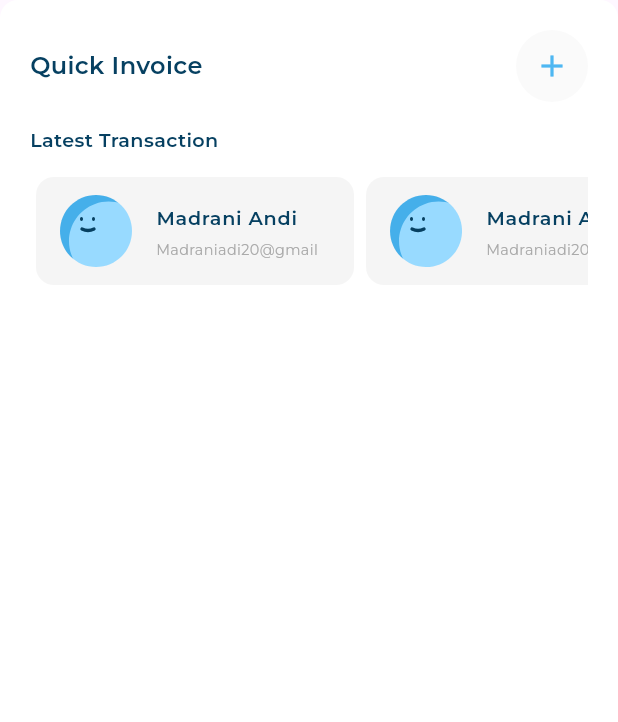
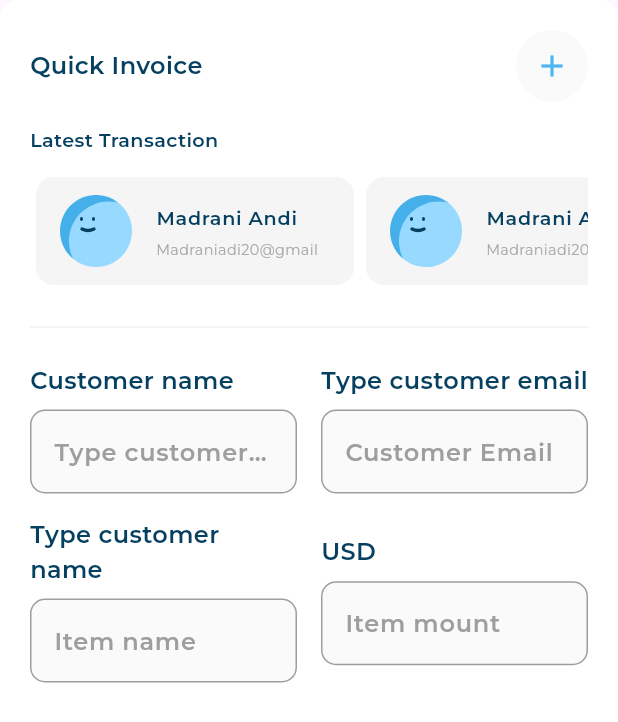
Before and after one commit to Micheal-Hany/responsive_ui, a Flutter app: the CustomQuickInvoice widget shown alone on an empty page, opened directly, on a phone screen of 412 x 824 dp. Shown: the top 722 px of the screen. Run offline on Flutter 3.47's test engine with Material 3 defaults, Android fonts, the phone set to English and light mode, and no system bars; our stand-ins replace flutter_svg; project files that could hold a hidden picture were left out.

Commit message:
create QuickInvoiseForm

```diff
--- a/lib/widgets/custom_quick_invoice.dart
+++ b/lib/widgets/custom_quick_invoice.dart
@@ -1,6 +1,8 @@
 import 'package:flutter/material.dart';
 import 'package:responsive_ui/widgets/Latest_Transaction.dart';
 import 'package:responsive_ui/widgets/custom_quick_invoice_header.dart';
+import 'package:responsive_ui/widgets/custom_text_form_filed.dart';
+import 'package:responsive_ui/widgets/quick_inviose_form.dart';
 
 class CustomQuickInvoice extends StatelessWidget {
   const CustomQuickInvoice({super.key});
@@ -21,6 +23,11 @@ class CustomQuickInvoice extends StatelessWidget {
           height: 16,
         ),
         LatestTransactionSection(),
+        Divider(
+          height: 48,
+          color: Color(0xffF1F1F1),
+        ),
+        QuickInvoiseForm()
       ]),
     );
   }
--- /dev/null
+++ b/lib/widgets/custom_text_form_filed.dart
@@ -0,0 +1,84 @@
+import 'package:flutter/material.dart';
+import 'package:responsive_ui/utils/app_style.dart';
+
+class CustomTextField extends StatelessWidget {
+  final String hintText;
+  final TextInputType keyboardType;
+  final bool isMultiline;
+  final Function(String)? onChanged;
+  final TextEditingController controller;
+
+  final String? Function(String?)? validator;
+  const CustomTextField(
+      {Key? key,
+      required this.hintText,
+      this.keyboardType = TextInputType.text,
+      this.isMultiline = false,
+      this.onChanged,
+      required this.controller,
+      this.validator})
+      : super(key: key);
+
+  @override
+  Widget build(BuildContext context) {
+    return TextFormField(
+      controller: controller,
+      validator: validator,
+      cursorHeight: 20,
+      cursorColor: Colors.black,
+      maxLines: isMultiline ? null : 1,
+      keyboardType: keyboardType,
+      onChanged: onChanged,
+      decoration: InputDecoration(
+        fillColor: const Color(0xffFAFAFA),
+        filled: true,
+        hintText: hintText,
+        hintStyle:
+            AppStyles.styleSemiBold20(context).copyWith(color: Colors.grey),
+        enabledBorder: OutlineInputBorder(
+          borderSide: const BorderSide(color: Colors.grey),
+          borderRadius: BorderRadius.circular(10),
+        ),
+        border: OutlineInputBorder(
+          borderSide: const BorderSide(color: Colors.grey),
+          borderRadius: BorderRadius.circular(10),
+        ),
+        focusedBorder: OutlineInputBorder(
+          borderSide: const BorderSide(color: Colors.grey),
+          borderRadius: BorderRadius.circular(10),
+        ),
+      ),
+    );
+  }
+}
+
+class LabeledTextField extends StatelessWidget {
+  final String hintText;
+  final String label;
+  final TextEditingController controller;
+  final double? width;
+  final String? Function(String?)? validator;
+  const LabeledTextField(
+      {Key? key,
+      required this.hintText,
+      required this.label,
+      required this.controller,
+      this.width,
+      this.validator})
+      : super(key: key);
+
+  @override
+  Widget build(BuildContext context) {
+    return Column(
+      crossAxisAlignment: CrossAxisAlignment.start,
+      children: [
+        Text(label, style: AppStyles.styleSemiBold20(context)),
+        const SizedBox(height: 8.0),
+        CustomTextField(
+          controller: controller,
+          hintText: hintText,
+        ),
+      ],
+    );
+  }
+}
--- /dev/null
+++ b/lib/widgets/quick_inviose_form.dart
@@ -0,0 +1,62 @@
+
+import 'package:flutter/material.dart';
+import 'package:responsive_ui/widgets/custom_text_form_filed.dart';
+
+class QuickInvoiseForm extends StatelessWidget {
+  const QuickInvoiseForm({
+    super.key,
+  });
+
+  @override
+  Widget build(BuildContext context) {
+    return Column(
+      children: [
+        Row(
+          children: [
+            Expanded(
+              child: LabeledTextField(
+                controller: TextEditingController(),
+                hintText: "Type customer name",
+                label: "Customer name",
+              ),
+            ),
+            const SizedBox(
+              width: 16,
+            ),
+            Expanded(
+              child: LabeledTextField(
+                controller: TextEditingController(),
+                hintText: "Customer Email",
+                label: "Type customer email",
+              ),
+            ),
+          ],
+        ),
+        const SizedBox(
+          height: 16,
+        ),
+        Row(
+          children: [
+            Expanded(
+              child: LabeledTextField(
+                controller: TextEditingController(),
+                hintText: "Item name",
+                label: "Type customer name",
+              ),
+            ),
+            const SizedBox(
+              width: 16,
+            ),
+            Expanded(
+              child: LabeledTextField(
+                controller: TextEditingController(),
+                hintText: "Item mount",
+                label: "USD",
+              ),
+            ),
+          ],
+        ),
+      ],
+    );
+  }
+}
```
